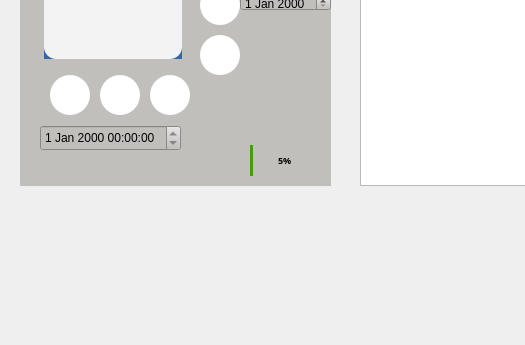
The window that ui/mainwindow.ui (Umar-J/Neureset-Feedback-EEG-Device) describes before a commit, drawn with Qt 5; both pictures show x 0 to 525 and y 255 to 600 of the 958 by 600 pixel window.
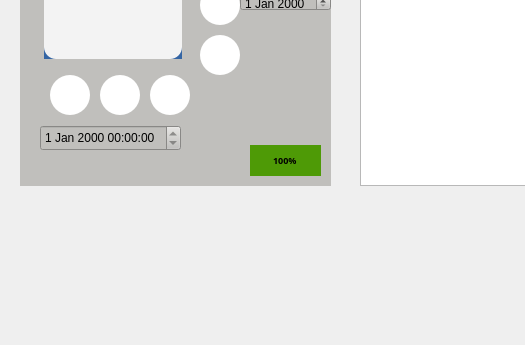
The same window after the commit. Icons and pictures are not drawn.

Patch:
```diff
--- a/ui/mainwindow.ui
+++ b/ui/mainwindow.ui
@@ -636,7 +636,7 @@
       <number>0</number>
      </property>
      <property name="value">
-      <number>5</number>
+      <number>100</number>
      </property>
      <property name="alignment">
       <set>Qt::AlignLeading|Qt::AlignLeft|Qt::AlignVCenter</set>
```
